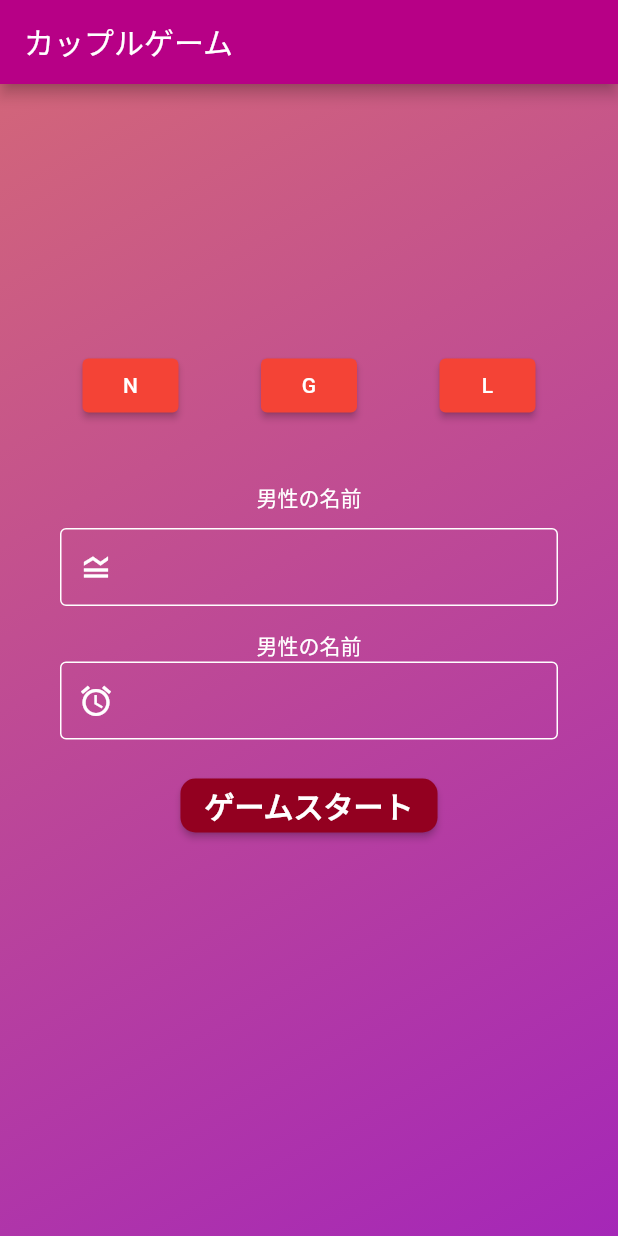
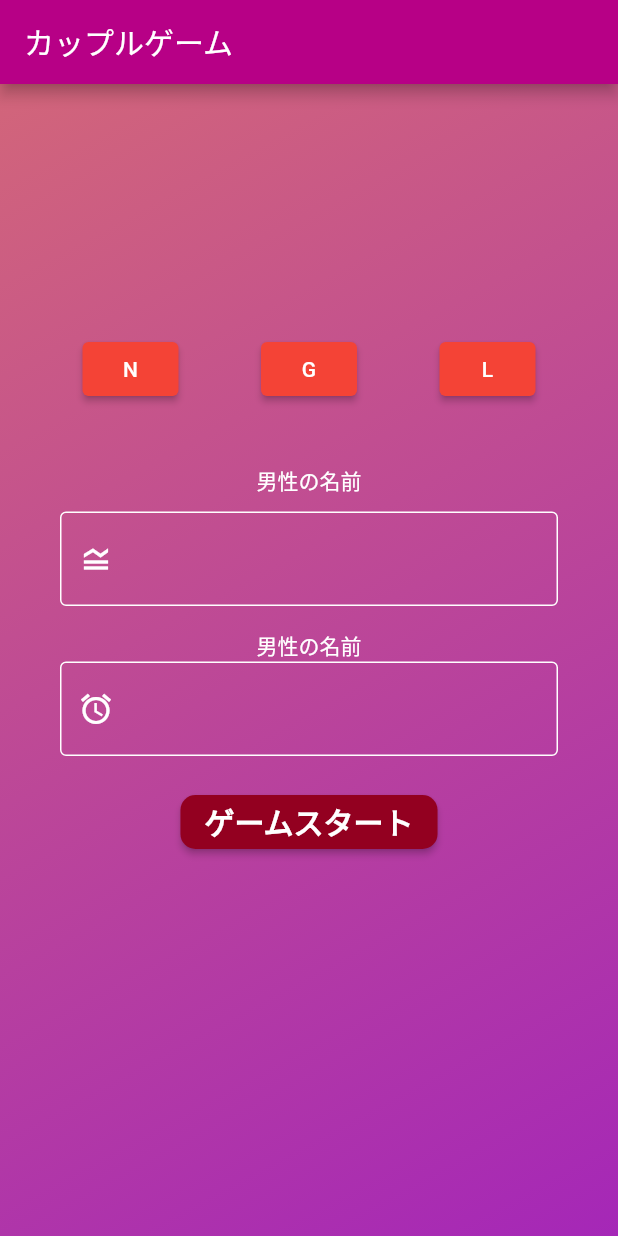
Before and after one commit to rootodd/test_couple_game, a Flutter app: the screen it shows after launch, after a tap on an icon or button, on a phone screen of 412 x 824 dp. Run offline on Flutter 3.47's test engine with Material 2 defaults, Android fonts, the phone set to English and light mode, and no system bars.

Commit message:
不要な記述を削除

```diff
--- a/lib/main.dart
+++ b/lib/main.dart
@@ -5,21 +5,7 @@ import 'package:test_couple_game/model/gender_model.dart';
 import 'game_page.dart';
 
 void main() {
-  runApp(MyApp());
-}
-
-class MyApp extends StatelessWidget {
-  // This widget is the root of your application.
-  @override
-  Widget build(BuildContext context) {
-    return MaterialApp(
-      title: 'Flutter Demo',
-      theme: ThemeData(
-        primarySwatch: Colors.blue,
-      ),
-      home: AppPage(),
-    );
-  }
+  runApp(AppPage());
 }
 
 class AppPage extends StatelessWidget{
@@ -36,12 +22,11 @@ class AppPage extends StatelessWidget{
   }
 }
 
-
-
 class CoupleGameHome extends StatelessWidget{
 
   String player_1 = '';
   String player_2 = '';
+  int game_mode = 0;
 
   @override
   Widget build(BuildContext context) {
@@ -56,7 +41,6 @@ class CoupleGameHome extends StatelessWidget{
             title: Text('カップルゲーム'),
             backgroundColor: Color(0xFFb70086),
           ),
-
           body: Container(
             // 背景のグラデーション設定
             // 背景のグラデーションを設定
@@ -109,7 +93,7 @@ class CoupleGameHome extends StatelessWidget{
                       },
                       style: TextStyle(
                         color: Colors.white,
-                        fontSize: 10.0,
+                        fontSize: 20.0,
                       ),
                       decoration: const InputDecoration(
                         prefixIcon: Icon(
@@ -149,7 +133,7 @@ class CoupleGameHome extends StatelessWidget{
                       },
                       style: TextStyle(
                         color: Colors.white,
-                        fontSize: 10.0,
+                        fontSize: 20.0,
                       ),
                       decoration: const InputDecoration(
                         prefixIcon: Icon(
```
Also changed, not shown: 1 other file.
